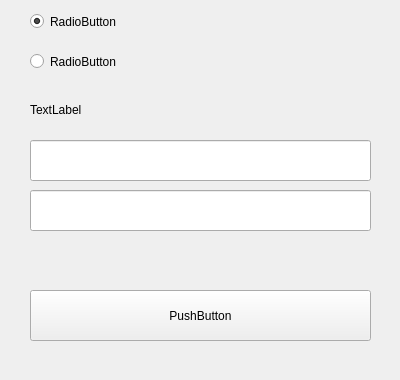
toxygen-project/toxygen, file toxygen/ui/views/create_profile_screen.ui: the form before one commit.
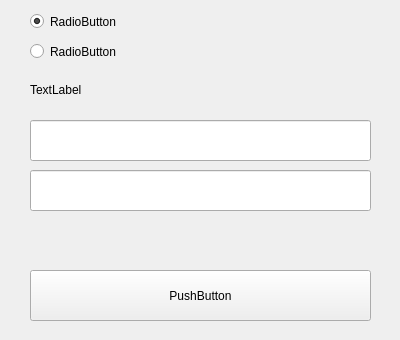
The form after the commit.

Diff of the .ui file:
```diff
--- a/toxygen/ui/views/create_profile_screen.ui
+++ b/toxygen/ui/views/create_profile_screen.ui
@@ -7,19 +7,19 @@
     <x>0</x>
     <y>0</y>
     <width>400</width>
-    <height>380</height>
+    <height>340</height>
    </rect>
   </property>
   <property name="minimumSize">
    <size>
     <width>400</width>
-    <height>380</height>
+    <height>340</height>
    </size>
   </property>
   <property name="maximumSize">
    <size>
     <width>400</width>
-    <height>380</height>
+    <height>340</height>
    </size>
   </property>
   <property name="windowTitle">
@@ -29,7 +29,7 @@
    <property name="geometry">
     <rect>
      <x>30</x>
-     <y>290</y>
+     <y>270</y>
      <width>341</width>
      <height>51</height>
     </rect>
@@ -42,7 +42,7 @@
    <property name="geometry">
     <rect>
      <x>30</x>
-     <y>190</y>
+     <y>170</y>
      <width>341</width>
      <height>41</height>
     </rect>
@@ -55,7 +55,7 @@
    <property name="geometry">
     <rect>
      <x>30</x>
-     <y>140</y>
+     <y>120</y>
      <width>341</width>
      <height>41</height>
     </rect>
@@ -68,7 +68,7 @@
    <property name="geometry">
     <rect>
      <x>30</x>
-     <y>100</y>
+     <y>80</y>
      <width>330</width>
      <height>20</height>
     </rect>
@@ -97,7 +97,7 @@
    <property name="geometry">
     <rect>
      <x>30</x>
-     <y>50</y>
+     <y>40</y>
      <width>330</width>
      <height>23</height>
     </rect>
@@ -110,7 +110,7 @@
    <property name="geometry">
     <rect>
      <x>30</x>
-     <y>250</y>
+     <y>220</y>
      <width>341</width>
      <height>30</height>
     </rect>
```
